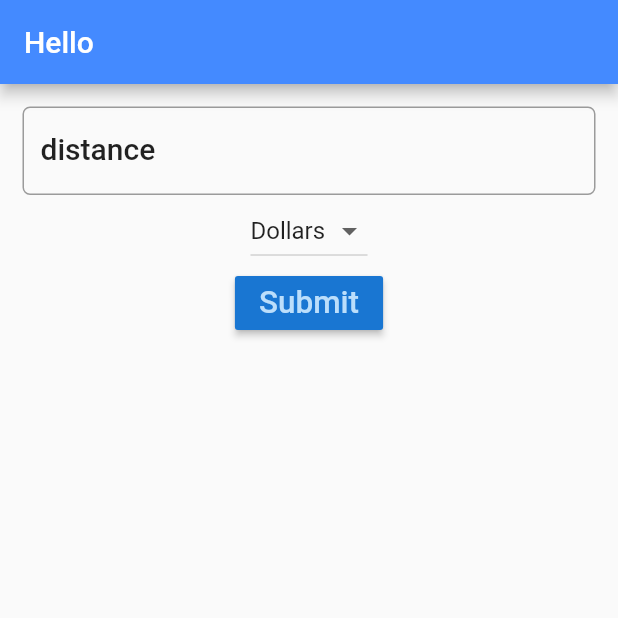
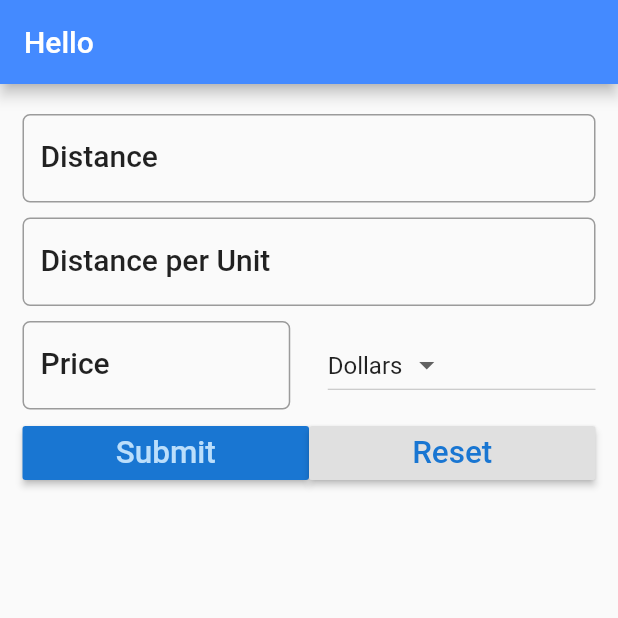
Before and after one commit to katieraby/mini-trip-cost-app, a Flutter app: the screen it shows after launch, after a tap on "Submit", on a phone screen of 412 x 824 dp, the top half of it. Run offline on Flutter 3.47's test engine with Material 2 defaults, Android fonts, the phone set to English and light mode, and no system bars.

Commit message:
Finished logic in app and added a reset button

```diff
--- a/lib/main.dart
+++ b/lib/main.dart
@@ -24,8 +24,11 @@ class FuelForm extends StatefulWidget {
 class _FuelFormState extends State<FuelForm> {
   String result = '';
   final _currencies = ['Dollars', 'Euro', 'Pounds'];
+  final double _formDistance = 5.0;
   String _currency = 'Dollars';
   TextEditingController distanceController = TextEditingController();
+  TextEditingController avgController = TextEditingController();
+  TextEditingController priceController = TextEditingController();
 
   @override
   Widget build(BuildContext context) {
@@ -39,19 +42,66 @@ class _FuelFormState extends State<FuelForm> {
         padding: EdgeInsets.all(15.0),
         child: Column(
           children: <Widget>[
-            TextField(
+            Padding(
+              padding: EdgeInsets.only(
+                top: _formDistance,
+                bottom: _formDistance,
+              ),
+              child: TextField(
                 controller: distanceController,
                 decoration: InputDecoration(
                   hintText: "e.g. 124",
                   labelStyle: textStyle,
-                labelText: 'distance',
+                  labelText: 'Distance',
                   border: OutlineInputBorder(
                     borderRadius: BorderRadius.circular(5.0),
                   ),
                 ),
                 keyboardType: TextInputType.number,
               ),
-            DropdownButton<String>(
+            ),
+            Padding(
+              padding: EdgeInsets.only(
+                top: _formDistance,
+                bottom: _formDistance,
+              ),
+              child: TextField(
+                controller: avgController,
+                decoration: InputDecoration(
+                  hintText: "e.g. 17",
+                  labelStyle: textStyle,
+                  labelText: 'Distance per Unit',
+                  border: OutlineInputBorder(
+                    borderRadius: BorderRadius.circular(5.0),
+                  ),
+                ),
+                keyboardType: TextInputType.number,
+              ),
+            ),
+            Padding(
+              padding: EdgeInsets.only(
+                top: _formDistance,
+                bottom: _formDistance,
+              ),
+              child: Row(
+                children: <Widget>[
+                  Expanded(
+                    child: TextField(
+                      controller: priceController,
+                      decoration: InputDecoration(
+                        hintText: "e.g. 1.65",
+                        labelStyle: textStyle,
+                        labelText: 'Price',
+                        border: OutlineInputBorder(
+                          borderRadius: BorderRadius.circular(5.0),
+                        ),
+                      ),
+                      keyboardType: TextInputType.number,
+                    ),
+                  ),
+                  Container(width: _formDistance * 5),
+                  Expanded(
+                    child: DropdownButton<String>(
                       items: _currencies.map((String value) {
                         return DropdownMenuItem<String>(
                           value: value,
@@ -63,18 +113,42 @@ class _FuelFormState extends State<FuelForm> {
                         _onDropdownChanged(value);
                       },
                     ),
-            RaisedButton(
+                  )
+                ],
+              ),
+            ),
+            Row(
+              children: <Widget>[
+                Expanded(
+                  child: RaisedButton(
                     color: Theme.of(context).primaryColorDark,
                     textColor: Theme.of(context).primaryColorLight,
                     onPressed: () {
                       setState(() {
-                  result = distanceController.text;
+                        result = _calculate();
                       });
                     },
                     child: Text(
                       'Submit',
                       textScaleFactor: 1.5,
                     ),
+                  ),
+                ),
+                Expanded(
+                    child: RaisedButton(
+                  color: Theme.of(context).buttonColor,
+                  textColor: Theme.of(context).primaryColorDark,
+                  onPressed: () {
+                    setState(() {
+                      _reset();
+                    });
+                  },
+                  child: Text(
+                    'Reset',
+                    textScaleFactor: 1.5,
+                  ),
+                ))
+              ],
             ),
             Text(result),
           ],
@@ -83,7 +157,30 @@ class _FuelFormState extends State<FuelForm> {
     );
   }
 
-  _onDropdownChanged(String value) => setState(() {
-        this._currency = value;
+  void _onDropdownChanged(String value) {
+    setState(() {
+      _currency = value;
     });
   }
+
+  String _calculate() {
+    double _distance = double.parse(distanceController.text);
+    double _fuelCost = double.parse(priceController.text);
+    double _consumption = double.parse(avgController.text);
+    double _totalCost = _distance / _consumption * _fuelCost;
+    String _result = "The total cost of your trip is " +
+        _totalCost.toStringAsFixed(2) +
+        ' ' +
+        _currency;
+    return _result;
+  }
+
+  void _reset() {
+    distanceController.text = '';
+    avgController.text = '';
+    priceController.text = '';
+    setState(() {
+      result = '';
+    });
+  }
+}
```
Lines whose indentation alone changed are shown as unchanged.
